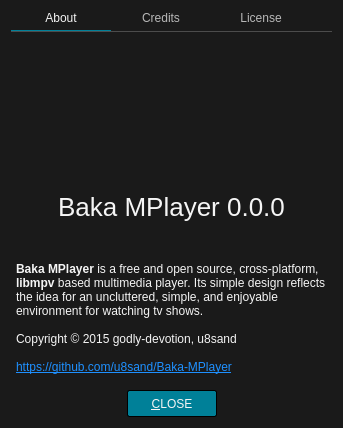
Qt form src/ui/aboutdialog.ui (u8sand/Baka-MPlayer) before a commit.
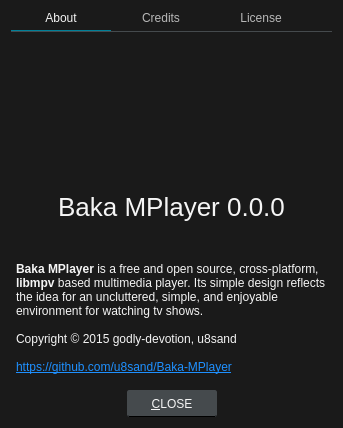
The same form after that commit. Icons and pictures are not drawn.

```diff
--- a/src/ui/aboutdialog.ui
+++ b/src/ui/aboutdialog.ui
@@ -27,25 +27,26 @@
 /* QPushButton */
 
 QPushButton {
-    background: #008098;
+	background: #454A4D;
+	border: 1px solid #454A4D;
+	border-bottom: 1px solid black;
+	border-radius: 2px;
 	color: whitesmoke;
-	border: 1px solid black;
-	border-radius: 2px;
-	padding: 4px 6px;
-    min-width: 76px;
+	min-width: 76px;
 	min-height: 17px;
+	padding: 4px 6px;
 }
 QPushButton:focus {
 	border: 1px solid whitesmoke;
 	outline: none;
 }
 QPushButton:pressed {
-    background: #005A6A;
+	background: #2E3133;
 }
 QPushButton:disabled {
 	background: black;
-	border: 1px solid #4C4C4C;
-    color: #B8B8B8;
+	border: 1px solid #454A4D;
+	color: #B8B8B8;
 }
 
 /* QScrollBar */
@@ -91,7 +92,7 @@
     <widget class="QTabWidget" name="tabWidget">
      <property name="styleSheet">
       <string notr="true">QTabWidget::pane { /* The tab widget frame */
-    border-top: 1px solid #4C4C4C;
+    border-top: 1px solid #454A4D;
 	padding: 5px 0px;
 }
 
@@ -108,7 +109,7 @@
     border-bottom: 1px solid #008098;
 }
 QTabBar::tab:!selected {
-	color: #b8b8b8;
+	color: #B8B8B8;
     margin-bottom: 1px;
 }</string>
      </property>
```
